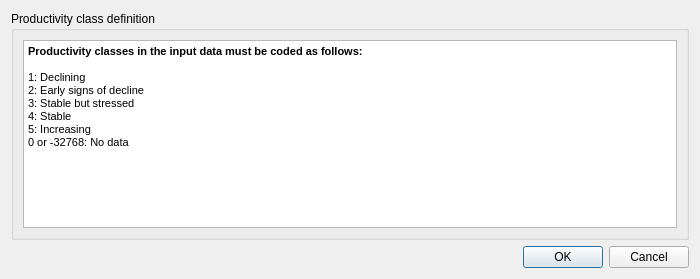
The window that LDMP/gui/DlgImportDataProd.ui (ConservationInternational/trends.earth) describes before a commit, drawn with Qt 5.
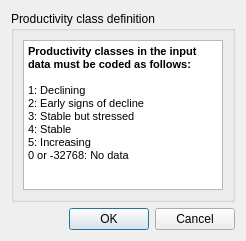
The same window after the commit.

Diff of the .ui file:
```diff
--- a/LDMP/gui/DlgImportDataProd.ui
+++ b/LDMP/gui/DlgImportDataProd.ui
@@ -9,12 +9,12 @@
    <rect>
     <x>0</x>
     <y>0</y>
-    <width>700</width>
-    <height>279</height>
+    <width>238</width>
+    <height>230</height>
    </rect>
   </property>
   <property name="sizePolicy">
-   <sizepolicy hsizetype="Preferred" vsizetype="Preferred">
+   <sizepolicy hsizetype="Fixed" vsizetype="Fixed">
     <horstretch>0</horstretch>
     <verstretch>0</verstretch>
    </sizepolicy>
@@ -39,8 +39,8 @@
        <widget class="QTextBrowser" name="textBrowser">
         <property name="minimumSize">
          <size>
-          <width>0</width>
-          <height>120</height>
+          <width>200</width>
+          <height>150</height>
          </size>
         </property>
         <property name="autoFillBackground">
@@ -53,7 +53,7 @@
          <string>&lt;!DOCTYPE HTML PUBLIC &quot;-//W3C//DTD HTML 4.0//EN&quot; &quot;http://www.w3.org/TR/REC-html40/strict.dtd&quot;&gt;
 &lt;html&gt;&lt;head&gt;&lt;meta name=&quot;qrichtext&quot; content=&quot;1&quot; /&gt;&lt;style type=&quot;text/css&quot;&gt;
 p, li { white-space: pre-wrap; }
-&lt;/style&gt;&lt;/head&gt;&lt;body style=&quot; font-family:'MS Shell Dlg 2'; font-size:8.25pt; font-weight:400; font-style:normal;&quot;&gt;
+&lt;/style&gt;&lt;/head&gt;&lt;body style=&quot; font-family:'MS Shell Dlg 2'; font-size:7.875pt; font-weight:400; font-style:normal;&quot;&gt;
 &lt;p style=&quot; margin-top:0px; margin-bottom:0px; margin-left:0px; margin-right:0px; -qt-block-indent:0; text-indent:0px;&quot;&gt;&lt;span style=&quot; font-size:8pt; font-weight:600;&quot;&gt;Productivity classes in the input data must be coded as follows:&lt;/span&gt;&lt;/p&gt;
 &lt;p style=&quot;-qt-paragraph-type:empty; margin-top:0px; margin-bottom:0px; margin-left:0px; margin-right:0px; -qt-block-indent:0; text-indent:0px; font-size:8pt;&quot;&gt;&lt;br /&gt;&lt;/p&gt;
 &lt;p style=&quot; margin-top:0px; margin-bottom:0px; margin-left:0px; margin-right:0px; -qt-block-indent:0; text-indent:0px;&quot;&gt;&lt;span style=&quot; font-size:8pt;&quot;&gt;1: Declining&lt;/span&gt;&lt;/p&gt;
```
